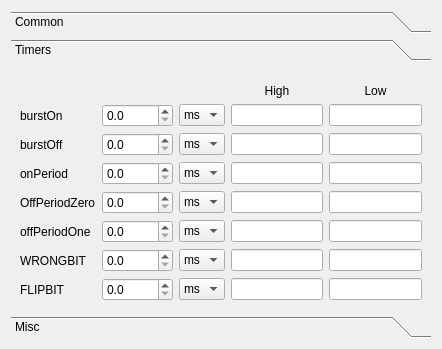
Before: the Qt Designer form mytabpage.ui in viranch/qonfigure, drawn with Qt 5.
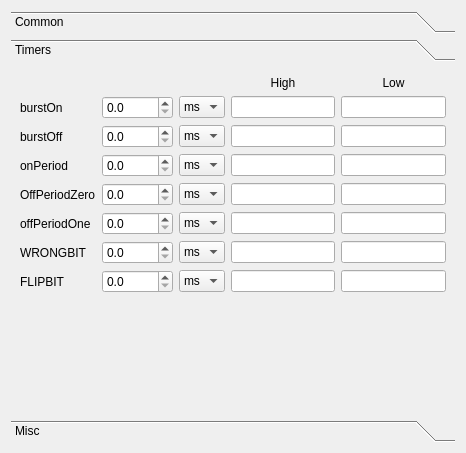
After: the same form once the commit is applied. The open tabs and pages were chosen to show the change.

Commit message: *Rearrange toolbar icons *Add 'Quit' button *Change size policy of layout

```diff
--- a/mytabpage.ui
+++ b/mytabpage.ui
@@ -6,8 +6,8 @@
    <rect>
     <x>0</x>
     <y>0</y>
-    <width>442</width>
-    <height>349</height>
+    <width>466</width>
+    <height>453</height>
    </rect>
   </property>
   <property name="windowTitle">
@@ -135,8 +135,8 @@
        <rect>
         <x>0</x>
         <y>0</y>
-        <width>424</width>
-        <height>250</height>
+        <width>448</width>
+        <height>354</height>
        </rect>
       </property>
       <attribute name="label">
@@ -145,6 +145,12 @@
       <layout class="QGridLayout" name="gridLayout_3">
        <item row="0" column="3">
         <widget class="QLabel" name="label_10">
+         <property name="sizePolicy">
+          <sizepolicy hsizetype="Preferred" vsizetype="Preferred">
+           <horstretch>0</horstretch>
+           <verstretch>0</verstretch>
+          </sizepolicy>
+         </property>
          <property name="text">
           <string>High</string>
          </property>
@@ -155,6 +161,12 @@
        </item>
        <item row="0" column="4">
         <widget class="QLabel" name="label_11">
+         <property name="sizePolicy">
+          <sizepolicy hsizetype="Preferred" vsizetype="Preferred">
+           <horstretch>0</horstretch>
+           <verstretch>0</verstretch>
+          </sizepolicy>
+         </property>
          <property name="text">
           <string>Low</string>
          </property>
@@ -422,6 +434,19 @@
        <item row="7" column="4">
         <widget class="QLineEdit" name="FLIPBITLow"/>
        </item>
+       <item row="8" column="2">
+        <spacer name="verticalSpacer">
+         <property name="orientation">
+          <enum>Qt::Vertical</enum>
+         </property>
+         <property name="sizeHint" stdset="0">
+          <size>
+           <width>20</width>
+           <height>40</height>
+          </size>
+         </property>
+        </spacer>
+       </item>
       </layout>
      </widget>
      <widget class="QWidget" name="miscBox">
```
Left out of the diff: 36 changed lines with no effect on the pictures. The commit also changes 6 other files.
